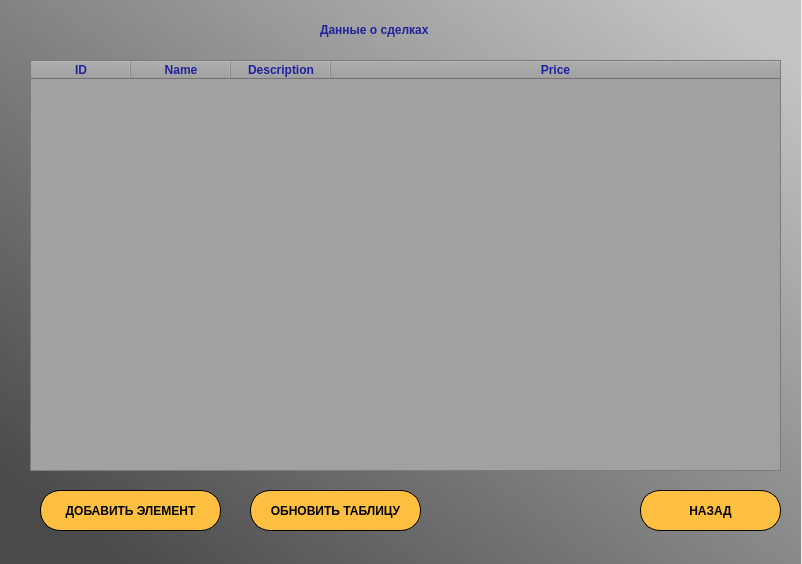
Old version of the form Interfaces/UI/NotaryWindows/DealsViewWindow.ui in the repository Student7751/CourseWork.
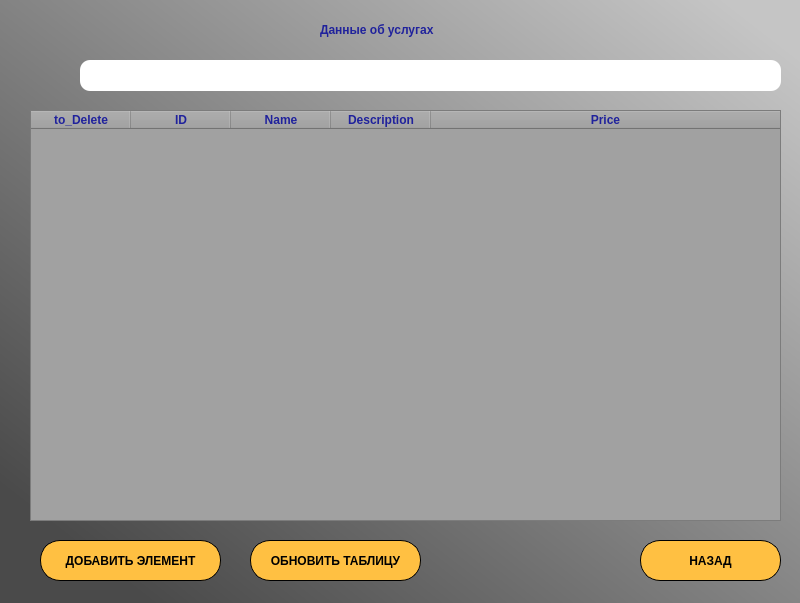
New version of the form. Icons and pictures are not drawn.

What changed in the file:
```diff
--- a/Interfaces/UI/NotaryWindows/DealsViewWindow.ui
+++ b/Interfaces/UI/NotaryWindows/DealsViewWindow.ui
@@ -6,8 +6,8 @@
    <rect>
     <x>0</x>
     <y>0</y>
-    <width>802</width>
-    <height>564</height>
+    <width>800</width>
+    <height>603</height>
    </rect>
   </property>
   <property name="windowTitle">
@@ -20,7 +20,7 @@
       <x>0</x>
       <y>0</y>
       <width>801</width>
-      <height>601</height>
+      <height>611</height>
      </rect>
     </property>
     <property name="styleSheet">
@@ -34,7 +34,7 @@
     <property name="geometry">
      <rect>
       <x>30</x>
-      <y>60</y>
+      <y>110</y>
       <width>751</width>
       <height>411</height>
      </rect>
@@ -45,6 +45,26 @@
     <attribute name="horizontalHeaderStretchLastSection">
      <bool>true</bool>
     </attribute>
+    <column>
+     <property name="text">
+      <string>to_Delete</string>
+     </property>
+     <property name="font">
+      <font>
+       <weight>75</weight>
+       <bold>true</bold>
+      </font>
+     </property>
+     <property name="foreground">
+      <brush brushstyle="SolidPattern">
+       <color alpha="255">
+        <red>32</red>
+        <green>34</green>
+        <blue>156</blue>
+       </color>
+      </brush>
+     </property>
+    </column>
     <column>
      <property name="text">
       <string>ID</string>
@@ -146,14 +166,14 @@
      <string notr="true">color: rgb(32, 34, 156);</string>
     </property>
     <property name="text">
-     <string>Данные о сделках</string>
+     <string>Данные об услугах</string>
     </property>
    </widget>
    <widget class="QPushButton" name="BackBtn">
     <property name="geometry">
      <rect>
       <x>640</x>
-      <y>490</y>
+      <y>540</y>
       <width>141</width>
       <height>41</height>
      </rect>
@@ -178,7 +198,7 @@
     <property name="geometry">
      <rect>
       <x>250</x>
-      <y>490</y>
+      <y>540</y>
       <width>171</width>
       <height>41</height>
      </rect>
@@ -203,7 +223,7 @@
     <property name="geometry">
      <rect>
       <x>40</x>
-      <y>490</y>
+      <y>540</y>
       <width>181</width>
       <height>41</height>
      </rect>
@@ -224,6 +244,39 @@
      <string>ДОБАВИТЬ ЭЛЕМЕНТ</string>
     </property>
    </widget>
+   <widget class="QLineEdit" name="searchEdit">
+    <property name="geometry">
+     <rect>
+      <x>80</x>
+      <y>60</y>
+      <width>701</width>
+      <height>31</height>
+     </rect>
+    </property>
+    <property name="styleSheet">
+     <string notr="true">border-radius: 10px
+</string>
+    </property>
+   </widget>
+   <widget class="QLabel" name="label_3">
+    <property name="geometry">
+     <rect>
+      <x>40</x>
+      <y>60</y>
+      <width>31</width>
+      <height>31</height>
+     </rect>
+    </property>
+    <property name="text">
+     <string/>
+    </property>
+    <property name="pixmap">
+     <pixmap resource="../Icons/icons.qrc">:/icons/search_200941.png</pixmap>
+    </property>
+    <property name="scaledContents">
+     <bool>true</bool>
+    </property>
+   </widget>
   </widget>
  </widget>
  <resources/>
```
Left out of the diff: 26 changed lines with no effect on the pictures.
